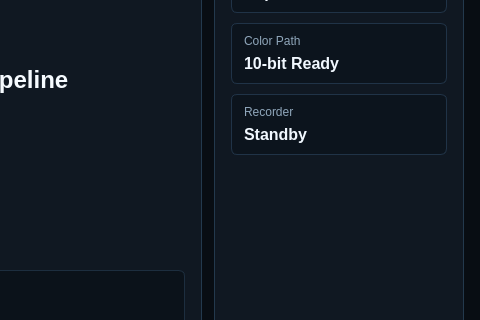
First picture: the form in apps/qt6_viewer/mainwindow.ui, repository MarquezLin/Gcapture_qt6_srcroot, before the edit; both pictures show x 700 to 1180 and y 301 to 621 of the 1180 by 740 pixel window.
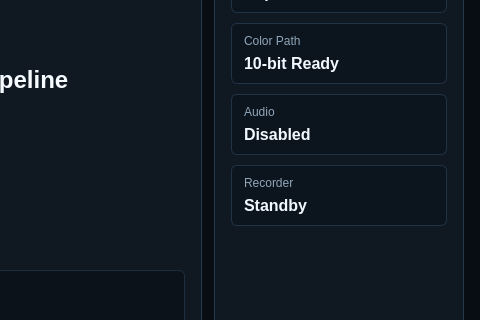
Second picture: the form after the edit. Icons and pictures are not drawn.

Commit message: Show the audio preview state in Live Status

Diff of the .ui file:
```diff
--- a/apps/qt6_viewer/mainwindow.ui
+++ b/apps/qt6_viewer/mainwindow.ui
@@ -59,6 +59,7 @@
 QFrame#statusTile,
 QFrame#statusTile2,
 QFrame#statusTile3,
+QFrame#statusTileAudio,
 QFrame#statusTile4 {
     background: #0c141d;
     border: 1px solid #203347;
@@ -77,6 +78,7 @@
 QLabel#metricLabel,
 QLabel#metricLabel2,
 QLabel#metricLabel3,
+QLabel#metricLabelAudio,
 QLabel#metricLabel4 {
     color: #8fa6ba;
 }
@@ -116,6 +118,7 @@
 QLabel#metricValue,
 QLabel#metricValue2,
 QLabel#metricValue3,
+QLabel#metricValueAudio,
 QLabel#metricValue4 {
     color: #f1f8ff;
     font-size: 16px;
@@ -864,6 +867,38 @@
            </layout>
           </widget>
          </item>
+         <item>
+          <widget class="QFrame" name="statusTileAudio">
+           <layout class="QVBoxLayout" name="statusTileLayoutAudio">
+            <property name="leftMargin">
+             <number>12</number>
+            </property>
+            <property name="topMargin">
+             <number>10</number>
+            </property>
+            <property name="rightMargin">
+             <number>12</number>
+            </property>
+            <property name="bottomMargin">
+             <number>10</number>
+            </property>
+            <item>
+             <widget class="QLabel" name="metricLabelAudio">
+              <property name="text">
+               <string>Audio</string>
+              </property>
+             </widget>
+            </item>
+            <item>
+             <widget class="QLabel" name="metricValueAudio">
+              <property name="text">
+               <string>Disabled</string>
+              </property>
+             </widget>
+            </item>
+           </layout>
+          </widget>
+         </item>
          <item>
           <widget class="QFrame" name="statusTile4">
            <layout class="QVBoxLayout" name="statusTileLayout4">
```
The commit also changes 3 other files.
